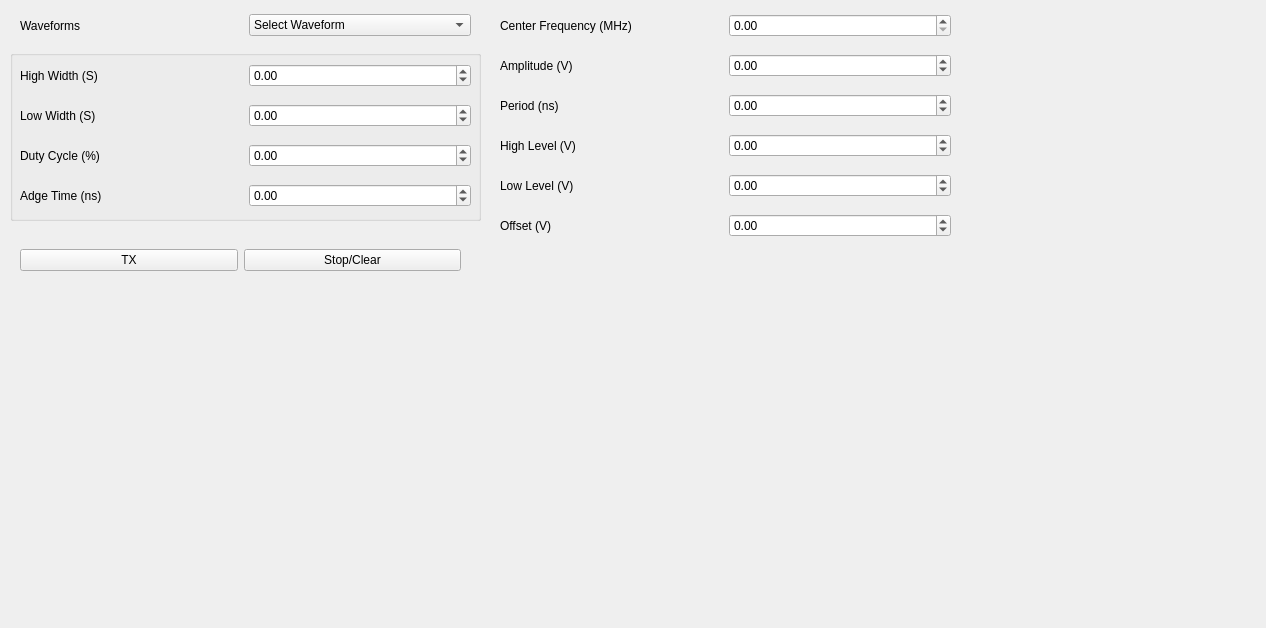
Old version of the form spaDesigner.ui in the repository menberets/hm-function.
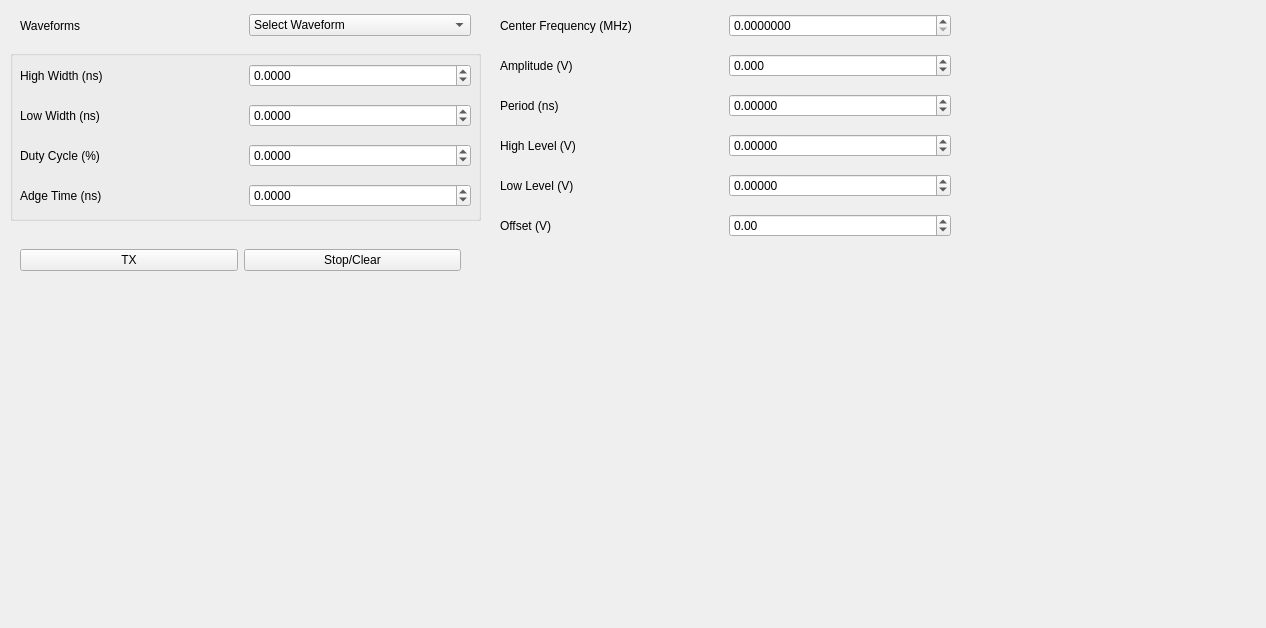
New version of the form. Custom widgets are drawn as their Qt base class.

Patch:
```diff
--- a/spaDesigner.ui
+++ b/spaDesigner.ui
@@ -33,6 +33,9 @@
      </item>
      <item>
       <widget class="QDoubleSpinBox" name="centerFrq">
+       <property name="decimals">
+        <number>7</number>
+       </property>
        <property name="maximum">
         <double>9999.989999999999782</double>
        </property>
@@ -59,12 +62,18 @@
      </item>
      <item>
       <widget class="QDoubleSpinBox" name="amplitude">
+       <property name="decimals">
+        <number>3</number>
+       </property>
        <property name="minimum">
         <double>-500.000000000000000</double>
        </property>
        <property name="maximum">
         <double>9999.989999999999782</double>
        </property>
+       <property name="value">
+        <double>0.000000000000000</double>
+       </property>
       </widget>
      </item>
     </layout>
@@ -124,6 +133,9 @@
      </item>
      <item>
       <widget class="QDoubleSpinBox" name="period">
+       <property name="decimals">
+        <number>5</number>
+       </property>
        <property name="minimum">
         <double>-500.000000000000000</double>
        </property>
@@ -153,6 +165,9 @@
      </item>
      <item>
       <widget class="QDoubleSpinBox" name="high_level">
+       <property name="decimals">
+        <number>5</number>
+       </property>
        <property name="minimum">
         <double>-500.000000000000000</double>
        </property>
@@ -179,6 +194,9 @@
      </item>
      <item>
       <widget class="QDoubleSpinBox" name="low_level">
+       <property name="decimals">
+        <number>5</number>
+       </property>
        <property name="minimum">
         <double>-500.000000000000000</double>
        </property>
@@ -293,12 +311,15 @@
       <item>
        <widget class="QLabel" name="label_23">
         <property name="text">
-         <string>High Width (S)</string>
+         <string>High Width (ns)</string>
         </property>
        </widget>
       </item>
       <item>
        <widget class="QDoubleSpinBox" name="highWidth">
+        <property name="decimals">
+         <number>4</number>
+        </property>
         <property name="minimum">
          <double>-500.000000000000000</double>
         </property>
@@ -328,6 +349,9 @@
       </item>
       <item>
        <widget class="QDoubleSpinBox" name="dcycle">
+        <property name="decimals">
+         <number>4</number>
+        </property>
         <property name="minimum">
          <double>-500.000000000000000</double>
         </property>
@@ -351,12 +375,15 @@
       <item>
        <widget class="QLabel" name="label_25">
         <property name="text">
-         <string>Low Width (S)</string>
+         <string>Low Width (ns)</string>
         </property>
        </widget>
       </item>
       <item>
        <widget class="QDoubleSpinBox" name="lowWidth">
+        <property name="decimals">
+         <number>4</number>
+        </property>
         <property name="minimum">
          <double>-500.000000000000000</double>
         </property>
@@ -386,6 +413,9 @@
       </item>
       <item>
        <widget class="QDoubleSpinBox" name="adgeTime">
+        <property name="decimals">
+         <number>4</number>
+        </property>
         <property name="minimum">
          <double>-500.000000000000000</double>
         </property>
@@ -425,12 +455,15 @@
       <item>
        <widget class="QLabel" name="label_10">
         <property name="text">
-         <string>Rais Time (S)</string>
+         <string>Rais Time (ns)</string>
         </property>
        </widget>
       </item>
       <item>
        <widget class="QDoubleSpinBox" name="raisTime">
+        <property name="decimals">
+         <number>5</number>
+        </property>
         <property name="minimum">
          <double>-500.000000000000000</double>
         </property>
@@ -454,12 +487,15 @@
       <item>
        <widget class="QLabel" name="label_11">
         <property name="text">
-         <string>Fall Time (S)</string>
+         <string>Fall Time (ns)</string>
         </property>
        </widget>
       </item>
       <item>
        <widget class="QDoubleSpinBox" name="fallTime">
+        <property name="decimals">
+         <number>5</number>
+        </property>
         <property name="minimum">
          <double>-500.000000000000000</double>
         </property>
@@ -489,6 +525,9 @@
       </item>
       <item>
        <widget class="QDoubleSpinBox" name="symmetry">
+        <property name="decimals">
+         <number>5</number>
+        </property>
         <property name="minimum">
          <double>-500.000000000000000</double>
         </property>
```
Left out of the diff: 2 changed lines with no effect on the pictures.
